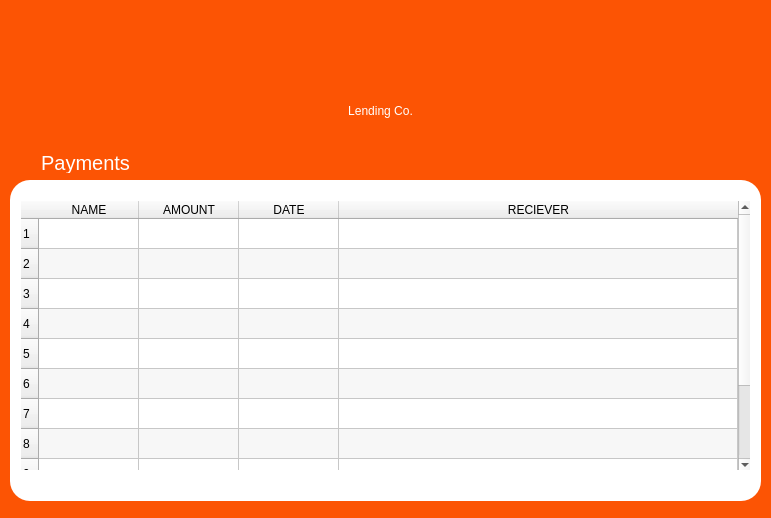
This is UI File/payments.ui in edenroseFR/Personalized-Lending-System as Qt 5 draws it before an edit. The edited form follows.
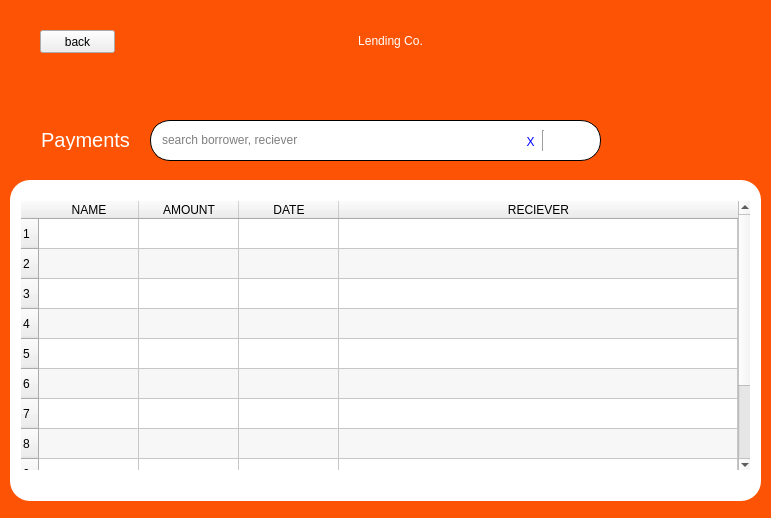
This is the edited form. Icons and pictures are not drawn.

Commit message: payment table done

```diff
--- a/UI File/payments.ui
+++ b/UI File/payments.ui
@@ -31,8 +31,8 @@
     <widget class="QLabel" name="label">
      <property name="geometry">
       <rect>
-       <x>0</x>
-       <y>70</y>
+       <x>10</x>
+       <y>0</y>
        <width>761</width>
        <height>81</height>
       </rect>
@@ -190,7 +190,7 @@
      <property name="geometry">
       <rect>
        <x>30</x>
-       <y>153</y>
+       <y>130</y>
        <width>111</width>
        <height>20</height>
       </rect>
@@ -208,6 +208,120 @@
       <set>Qt::AlignCenter</set>
      </property>
     </widget>
+    <widget class="QPushButton" name="backButton">
+     <property name="geometry">
+      <rect>
+       <x>40</x>
+       <y>30</y>
+       <width>75</width>
+       <height>23</height>
+      </rect>
+     </property>
+     <property name="text">
+      <string>back</string>
+     </property>
+    </widget>
+    <widget class="QWidget" name="widget_2" native="true">
+     <property name="geometry">
+      <rect>
+       <x>150</x>
+       <y>120</y>
+       <width>451</width>
+       <height>41</height>
+      </rect>
+     </property>
+     <property name="styleSheet">
+      <string notr="true">#widget_2{
+background-color: white;
+border: 1px solid black;
+border-radius: 20px;
+}</string>
+     </property>
+     <widget class="QLineEdit" name="lineEdit">
+      <property name="geometry">
+       <rect>
+        <x>10</x>
+        <y>5</y>
+        <width>341</width>
+        <height>30</height>
+       </rect>
+      </property>
+      <property name="styleSheet">
+       <string notr="true">#lineEdit{
+border: 1px white;
+}</string>
+      </property>
+      <property name="placeholderText">
+       <string>search borrower, reciever</string>
+      </property>
+     </widget>
+     <widget class="QPushButton" name="clearButton">
+      <property name="geometry">
+       <rect>
+        <x>370</x>
+        <y>10</y>
+        <width>21</width>
+        <height>23</height>
+       </rect>
+      </property>
+      <property name="cursor">
+       <cursorShape>PointingHandCursor</cursorShape>
+      </property>
+      <property name="styleSheet">
+       <string notr="true">#clearButton{
+color: blue;
+font: 10pt &quot;Segoe UI&quot;;
+border: TRANSPARENT;
+}</string>
+      </property>
+      <property name="text">
+       <string>X</string>
+      </property>
+      <property name="flat">
+       <bool>true</bool>
+      </property>
+     </widget>
+     <widget class="Line" name="line">
+      <property name="geometry">
+       <rect>
+        <x>383</x>
+        <y>10</y>
+        <width>20</width>
+        <height>21</height>
+       </rect>
+      </property>
+      <property name="orientation">
+       <enum>Qt::Vertical</enum>
+      </property>
+     </widget>
+     <widget class="QPushButton" name="searchButton">
+      <property name="geometry">
+       <rect>
+        <x>400</x>
+        <y>10</y>
+        <width>41</width>
+        <height>23</height>
+       </rect>
+      </property>
+      <property name="cursor">
+       <cursorShape>PointingHandCursor</cursorShape>
+      </property>
+      <property name="text">
+       <string/>
+      </property>
+      <property name="icon">
+       <iconset>
+        <normaloff>../img/search-icon.png</normaloff>../img/search-icon.png</iconset>
+      </property>
+      <property name="flat">
+       <bool>true</bool>
+      </property>
+     </widget>
+     <zorder>line</zorder>
+     <zorder>searchButton</zorder>
+     <zorder>lineEdit</zorder>
+     <zorder>clearButton</zorder>
+    </widget>
     <zorder>label</zorder>
     <zorder>paymentLabel</zorder>
     <zorder>widget</zorder>
```
Left out of the diff: 5 changed lines with no effect on the pictures. The commit also changes 8 other files.
